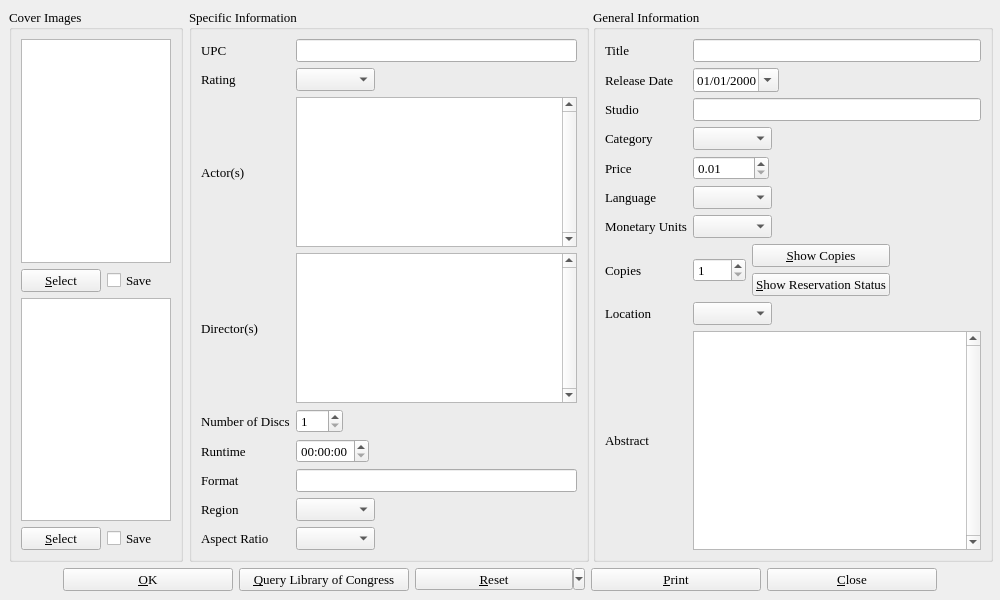
This is dvdinfo.ui in textbrowser/biblioteq as Qt 5 draws it before an edit. The edited form follows.
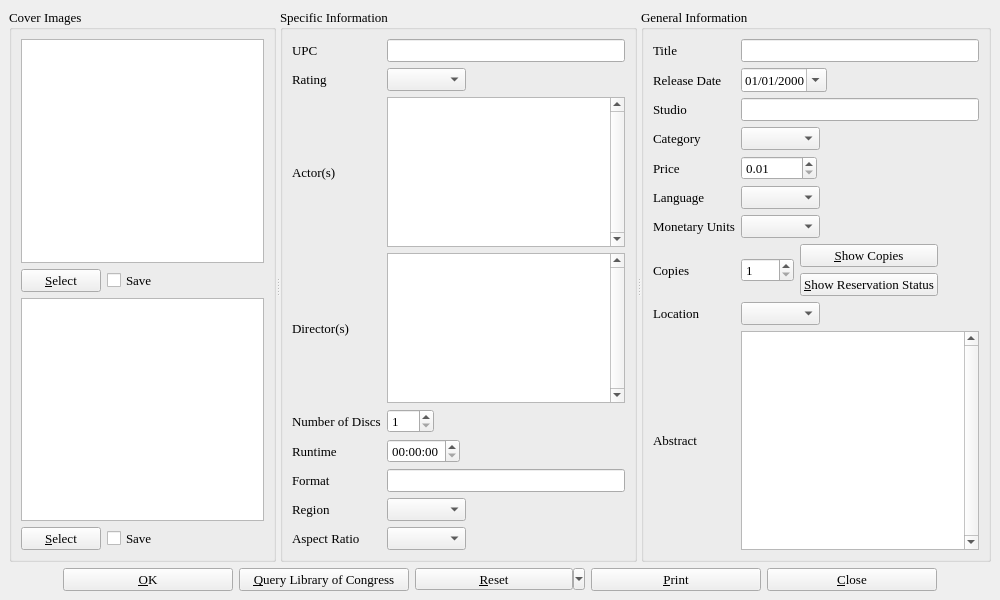
This is the edited form. Icons and pictures are not drawn.

Diff of the .ui file:
```diff
--- a/dvdinfo.ui
+++ b/dvdinfo.ui
@@ -27,8 +27,10 @@
   <widget class="QWidget" name="centralwidget" >
    <layout class="QVBoxLayout" >
     <item>
-     <layout class="QHBoxLayout" >
-      <item>
+     <widget class="QSplitter" name="splitter" >
+      <property name="orientation" >
+       <enum>Qt::Horizontal</enum>
+      </property>
        <widget class="QGroupBox" name="coverImages" >
         <property name="title" >
          <string>Cover Images</string>
@@ -139,17 +141,7 @@
          </item>
         </layout>
        </widget>
-      </item>
-      <item>
-       <layout class="QHBoxLayout" >
-        <item>
          <widget class="QGroupBox" name="groupBox" >
-          <property name="minimumSize" >
-           <size>
-            <width>400</width>
-            <height>0</height>
-           </size>
-          </property>
           <property name="title" >
            <string>Specific Information</string>
           </property>
@@ -210,9 +202,6 @@
                <property name="currentIndex" >
                 <number>-1</number>
                </property>
-               <property name="sizeAdjustPolicy" >
-                <enum>QComboBox::AdjustToContents</enum>
-               </property>
               </widget>
              </item>
              <item>
@@ -370,11 +359,7 @@
            <item row="7" column="1" >
             <layout class="QHBoxLayout" >
              <item>
-              <widget class="QComboBox" name="region" >
-               <property name="sizeAdjustPolicy" >
-                <enum>QComboBox::AdjustToContents</enum>
-               </property>
-              </widget>
+           <widget class="QComboBox" name="region" />
              </item>
              <item>
               <spacer>
@@ -450,15 +435,7 @@
            </item>
           </layout>
          </widget>
-        </item>
-        <item>
          <widget class="QGroupBox" name="groupBox_2" >
-          <property name="minimumSize" >
-           <size>
-            <width>400</width>
-            <height>0</height>
-           </size>
-          </property>
           <property name="title" >
            <string>General Information</string>
           </property>
@@ -612,9 +589,6 @@
                  <strikeout>false</strikeout>
                 </font>
                </property>
-               <property name="sizeAdjustPolicy" >
-                <enum>QComboBox::AdjustToContents</enum>
-               </property>
               </widget>
              </item>
              <item>
@@ -727,9 +701,6 @@
                  <strikeout>false</strikeout>
                 </font>
                </property>
-               <property name="sizeAdjustPolicy" >
-                <enum>QComboBox::AdjustToContents</enum>
-               </property>
               </widget>
              </item>
              <item>
@@ -780,9 +751,6 @@
                  <strikeout>false</strikeout>
                 </font>
                </property>
-               <property name="sizeAdjustPolicy" >
-                <enum>QComboBox::AdjustToContents</enum>
-               </property>
               </widget>
              </item>
              <item>
@@ -918,9 +886,6 @@
                  <pointsize>10</pointsize>
                 </font>
                </property>
-               <property name="sizeAdjustPolicy" >
-                <enum>QComboBox::AdjustToContents</enum>
-               </property>
               </widget>
              </item>
              <item>
@@ -979,10 +944,7 @@
            </item>
           </layout>
          </widget>
-        </item>
-       </layout>
-      </item>
-     </layout>
+     </widget>
     </item>
     <item>
      <layout class="QHBoxLayout" >
```
Lines whose indentation alone changed are shown as unchanged.
